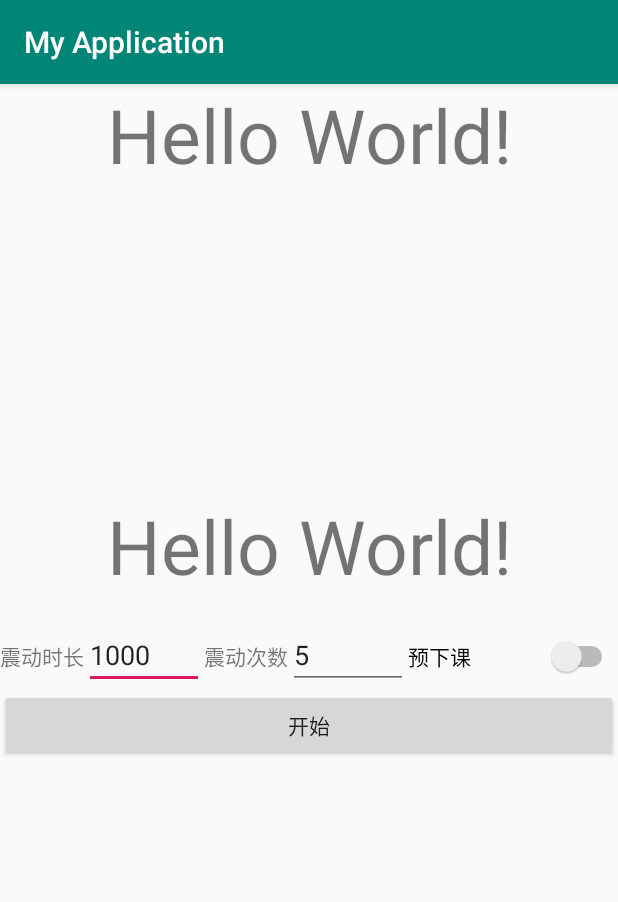
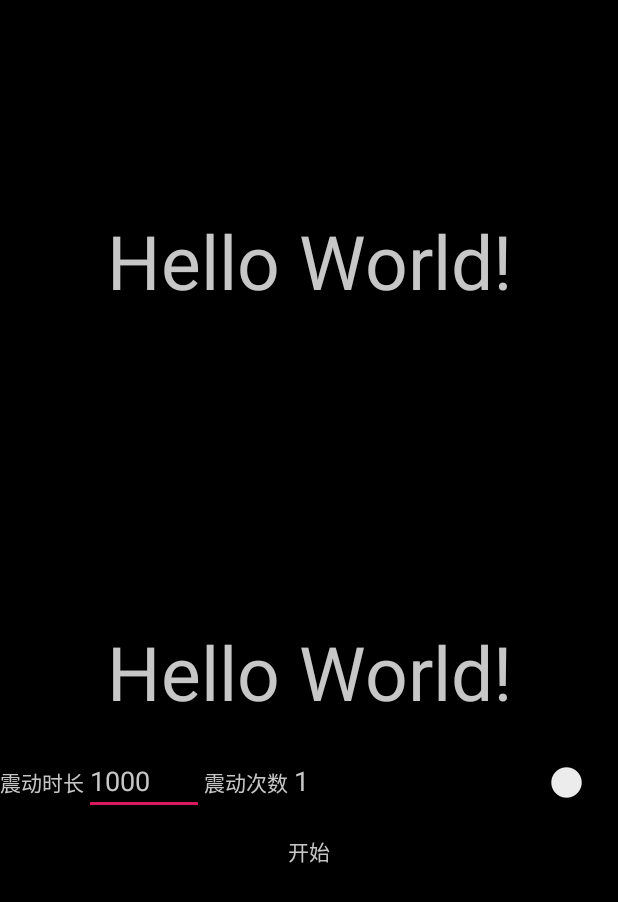
Before and after one commit to ChinaDarkStreet/EasyWorkAndroid, an Android app: the screen it shows after launch (MainActivity), on a phone screen of 412 x 824 dp. Shown: the top 902 px of the screen. Run offline under Robolectric (Android 15) with nearby library versions, the phone set to English and light mode, and no system bars.

Commit message:
做了黑屏和 防止烧屏哈哈哈哈

```diff
--- a/app/src/main/java/com/example/common/TimeUtil.java
+++ b/app/src/main/java/com/example/common/TimeUtil.java
@@ -6,8 +6,12 @@ import java.util.Date;
 
 public class TimeUtil {
     private static DateFormat hms = new SimpleDateFormat("hh:mm:ss");
+    private static DateFormat Hms = new SimpleDateFormat("HH:mm:ss");
 
-    public static String getHMS(){
+    public static String gethms(){
         return hms.format(new Date());
     }
+    public static String getHms(){
+        return Hms.format(new Date());
+    }
 }
--- a/app/src/main/java/com/example/myapplication/MainActivity.java
+++ b/app/src/main/java/com/example/myapplication/MainActivity.java
@@ -1,6 +1,7 @@
 package com.example.myapplication;
 
-import android.app.Service;
+import android.annotation.SuppressLint;
+import android.app.Activity;
 import android.content.BroadcastReceiver;
 import android.content.ComponentName;
 import android.content.Context;
@@ -8,34 +9,29 @@ import android.content.Intent;
 import android.content.IntentFilter;
 import android.content.ServiceConnection;
 import android.os.Bundle;
-import android.os.Handler;
 import android.os.IBinder;
 import android.os.PowerManager;
 import android.os.Vibrator;
 import android.util.Log;
-import android.view.MotionEvent;
 import android.view.View;
+import android.view.ViewGroup;
+import android.view.Window;
+import android.view.WindowManager;
 import android.widget.Button;
-import android.widget.CompoundButton;
 import android.widget.EditText;
+import android.widget.LinearLayout;
 import android.widget.Switch;
 import android.widget.TextView;
 
-import androidx.appcompat.app.AppCompatActivity;
-
 import com.example.common.Constant;
 import com.example.common.TimeUtil;
-import com.example.service.MyRun;
 import com.example.service.MyService;
 
-import java.sql.Time;
-import java.util.Date;
+import java.util.Random;
 
-public class MainActivity extends AppCompatActivity implements View.OnClickListener {
+public class MainActivity extends Activity implements View.OnClickListener {
     private static final String TAG = "MainActivity";
 
-    private Handler handler = null;
-    private MyRun runnable = null;
     private Button button = null;
     private Vibrator vibrator = null;
     private TextView text1 = null;
@@ -44,6 +40,9 @@ public class MainActivity extends AppCompatActivity implements View.OnClickListe
     private MsgReceiver myBroadcastReceiver;
     private PowerManager.WakeLock wakeLock;
     private Intent bindIntent;
+    private boolean serviceInitButton;
+    private LinearLayout main;
+    private Random random = new Random();
 
     @Override
     protected void onStart() {
@@ -65,13 +64,25 @@ public class MainActivity extends AppCompatActivity implements View.OnClickListe
 
     @Override
     protected void onCreate(Bundle savedInstanceState) {
+        Log.d(TAG, "onCreate()");
         super.onCreate(savedInstanceState);
+        //去除标题栏
+        requestWindowFeature(Window.FEATURE_NO_TITLE);
+        //去除状态栏
+        getWindow().setFlags(WindowManager.LayoutParams.FLAG_FULLSCREEN,
+                WindowManager.LayoutParams.FLAG_FULLSCREEN);
         setContentView(R.layout.activity_main);
 
+        //保持亮屏
+        getWindow().addFlags(WindowManager.LayoutParams.FLAG_KEEP_SCREEN_ON);
 
+        main = findViewById(R.id.main);
         button = findViewById(R.id.start_service);
         text1 = findViewById(R.id.word);
         text2 = findViewById(R.id.time);
+
+        // service 初始化按钮标志
+        serviceInitButton = false;
 
         button.setOnClickListener(this);
 
@@ -87,9 +98,9 @@ public class MainActivity extends AppCompatActivity implements View.OnClickListe
 
     @Override
     protected void onDestroy() {
+        Log.d(TAG, "onDestroy()");
         unregisterReceiver(myBroadcastReceiver);
         unbindService(connection);
-        handler.removeCallbacks(runnable);
         super.onDestroy();
     }
 
@@ -117,6 +128,7 @@ public class MainActivity extends AppCompatActivity implements View.OnClickListe
                     int vTime = Integer.parseInt(((EditText)findViewById(R.id.vTime)).getText().toString());
                     int vTimes = Integer.parseInt(((EditText)findViewById(R.id.vTimes)).getText().toString());
                     boolean isAlert = ((Switch)findViewById(R.id.switch1)).isChecked();
+
                     PowerManager pm = (PowerManager)getSystemService(Context.POWER_SERVICE);
                     assert pm != null;
                     wakeLock = pm.newWakeLock(PowerManager.PARTIAL_WAKE_LOCK, getClass().getName());
@@ -137,8 +149,17 @@ public class MainActivity extends AppCompatActivity implements View.OnClickListe
 
     public class MsgReceiver extends BroadcastReceiver {
 
+        @SuppressLint("DefaultLocale")
         @Override
         public void onReceive(Context context, Intent intent) {
+            if(!serviceInitButton){
+                if(myBinder != null){
+                    myBinder.initText();
+                    button.setText("结束");
+                    serviceInitButton = true;
+                }
+            }
+
             if (intent.getAction().equals(Constant.BORDERCAST_ACTION)){
                 //拿到进度，更新UI
                 String nextTime = intent.getStringExtra(Constant.NEXT_TIME);
@@ -149,7 +170,11 @@ public class MainActivity extends AppCompatActivity implements View.OnClickListe
                         "%s", dt, nextTime));
                 Log.d(TAG, String.format("nextTime = %s, dt = %d", nextTime, dt));
             }else {
-                text2.setText(TimeUtil.getHMS());
+                String hms = TimeUtil.getHms();
+                if (hms.endsWith("00")){
+                    main.setPadding(0, random.nextInt(400) + 80, 0, 0);
+                }
+                text2.setText(hms);
             }
         }
 
--- a/app/src/main/res/layout/activity_main.xml
+++ b/app/src/main/res/layout/activity_main.xml
@@ -4,11 +4,16 @@
     xmlns:tools="http://schemas.android.com/tools"
     android:layout_width="match_parent"
     android:layout_height="match_parent"
+    android:background="@color/black"
     tools:context=".MainActivity">
+
     <LinearLayout
+        android:id="@+id/main"
         android:layout_width="match_parent"
-        android:layout_height="match_parent"
-        android:orientation="vertical">
+        android:layout_height="wrap_content"
+        android:orientation="vertical"
+        android:paddingTop="140dp"
+        tools:ignore="MissingConstraints">
 
         <TextView
             android:id="@+id/word"
@@ -16,6 +21,7 @@
             android:layout_height="274dp"
             android:text="Hello World!"
             android:textAlignment="center"
+            android:textColor="@color/white"
             android:textSize="50sp"
             app:layout_constraintBottom_toBottomOf="parent"
             app:layout_constraintHorizontal_bias="0.448"
@@ -23,12 +29,14 @@
             app:layout_constraintRight_toRightOf="parent"
             app:layout_constraintTop_toTopOf="parent"
             app:layout_constraintVertical_bias="0.423" />
+
         <TextView
             android:id="@+id/time"
             android:layout_width="match_parent"
             android:layout_height="84dp"
             android:text="Hello World!"
             android:textAlignment="center"
+            android:textColor="@color/white"
             android:textSize="50sp"
             app:layout_constraintBottom_toBottomOf="parent"
             app:layout_constraintHorizontal_bias="0.448"
@@ -41,45 +49,55 @@
             android:layout_width="match_parent"
             android:layout_height="match_parent"
             android:orientation="vertical">
+
             <LinearLayout
                 android:layout_width="match_parent"
                 android:layout_height="wrap_content">
+
                 <TextView
+                    android:layout_width="wrap_content"
+                    android:layout_height="wrap_content"
                     android:text="震动时长"
-                    android:layout_width="wrap_content"
-                    android:layout_height="wrap_content" />
+                    android:textColor="@color/white" />
 
                 <EditText
                     android:id="@+id/vTime"
                     android:layout_width="80dp"
                     android:layout_height="wrap_content"
                     android:inputType="number"
-                    android:text="1000" />
+                    android:text="1000"
+                    android:textColor="@color/white" />
+
                 <TextView
+                    android:layout_width="wrap_content"
+                    android:layout_height="wrap_content"
                     android:text="震动次数"
-                    android:layout_width="wrap_content"
-                    android:layout_height="wrap_content" />
+                    android:textColor="@color/white" />
 
                 <EditText
                     android:id="@+id/vTimes"
                     android:layout_width="80dp"
                     android:layout_height="wrap_content"
                     android:inputType="number"
-                    android:text="5" />
+                    android:text="1"
+                    android:textColor="@color/white" />
 
                 <Switch
                     android:id="@+id/switch1"
                     android:layout_width="wrap_content"
                     android:layout_height="wrap_content"
                     android:layout_weight="1"
-                    android:text="预下课"/>
+                    android:text="预下课" />
 
             </LinearLayout>
+
             <Button
                 android:id="@+id/start_service"
                 android:layout_width="match_parent"
                 android:layout_height="wrap_content"
-                android:text="开始" />
+                android:background="@color/black"
+                android:text="开始"
+                android:textColor="@color/white" />
         </LinearLayout>
 
     </LinearLayout>
--- a/app/src/main/res/values/colors.xml
+++ b/app/src/main/res/values/colors.xml
@@ -3,4 +3,6 @@
     <color name="colorPrimary">#008577</color>
     <color name="colorPrimaryDark">#00574B</color>
     <color name="colorAccent">#D81B60</color>
+    <color name="white">#C7C7C7</color>
+    <color name="black">#000000</color>
 </resources>
--- a/app/src/main/res/values/styles.xml
+++ b/app/src/main/res/values/styles.xml
@@ -7,5 +7,9 @@
         <item name="colorPrimaryDark">@color/colorPrimaryDark</item>
         <item name="colorAccent">@color/colorAccent</item>
     </style>
+    <style name="full_screen_style">
+        <item name="android:windowNoTitle">true</item>
+        <item name="android:windowFullscreen">true</item>
+    </style>
 
 </resources>
```
Also changed, not shown: app/src/main/java/com/example/service/MyService.java (+53 -103 lines), 2 other files.
